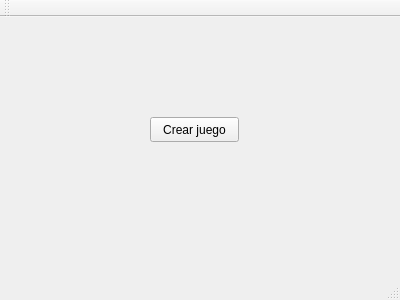
First picture: the form in pantallajuego.ui, repository AndreyZartty/Scrabble, before the edit.
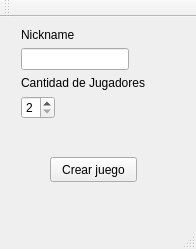
Second picture: the form after the edit.

Commit message:
interaccion con la interfaz de usuario
Se logra definir el nombre y la cantidad de jugadores mediante la interfaz de usuario

```diff
--- a/pantallajuego.ui
+++ b/pantallajuego.ui
@@ -6,8 +6,8 @@
    <rect>
     <x>0</x>
     <y>0</y>
-    <width>400</width>
-    <height>300</height>
+    <width>196</width>
+    <height>249</height>
    </rect>
   </property>
   <property name="windowTitle">
@@ -17,9 +17,9 @@
    <widget class="QPushButton" name="pushButton">
     <property name="geometry">
      <rect>
-      <x>150</x>
-      <y>100</y>
-      <width>89</width>
+      <x>50</x>
+      <y>140</y>
+      <width>87</width>
       <height>25</height>
      </rect>
     </property>
@@ -27,6 +27,53 @@
      <string>Crear juego</string>
     </property>
    </widget>
+   <widget class="QWidget" name="formLayoutWidget_3">
+    <property name="geometry">
+     <rect>
+      <x>10</x>
+      <y>0</y>
+      <width>173</width>
+      <height>115</height>
+     </rect>
+    </property>
+    <layout class="QFormLayout" name="formLayout_3">
+     <item row="0" column="0">
+      <layout class="QFormLayout" name="formLayout">
+       <item row="0" column="0">
+        <widget class="QLabel" name="label_2">
+         <property name="text">
+          <string>Nickname</string>
+         </property>
+        </widget>
+       </item>
+       <item row="1" column="0">
+        <widget class="QLineEdit" name="nick_line"/>
+       </item>
+      </layout>
+     </item>
+     <item row="1" column="0">
+      <layout class="QFormLayout" name="formLayout_2">
+       <item row="1" column="0">
+        <widget class="QLabel" name="label">
+         <property name="text">
+          <string>Cantidad de Jugadores</string>
+         </property>
+        </widget>
+       </item>
+      </layout>
+     </item>
+     <item row="2" column="0">
+      <widget class="QSpinBox" name="cant_spin">
+       <property name="minimum">
+        <number>2</number>
+       </property>
+       <property name="maximum">
+        <number>4</number>
+       </property>
+      </widget>
+     </item>
+    </layout>
+   </widget>
   </widget>
   <widget class="QMenuBar" name="menuBar">
    <property name="geometry">
```
Left out of the diff: 2 changed lines with no effect on the pictures. The commit also changes 1 other file.
